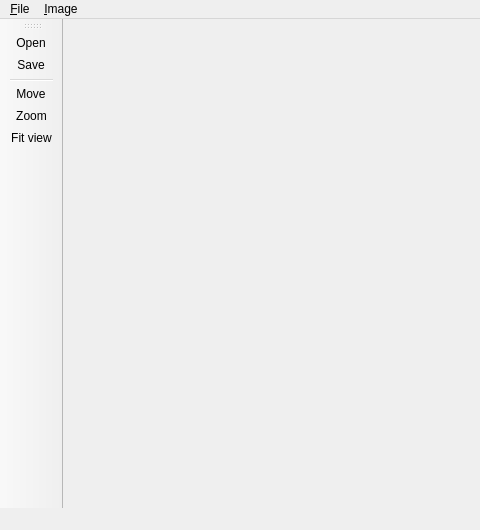
Qt form branches/SandBox/trunk_Matching/qt/interface/EfotoViewer.ui (e-foto/e-foto) before a commit; both pictures show x 0 to 480 and y 0 to 530 of the 820 by 530 pixel window.
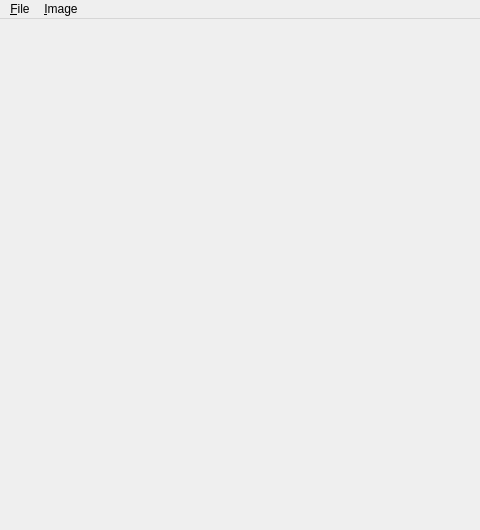
The same form after that commit. Icons and pictures are not drawn.

The edit to the form file:
```diff
--- a/branches/SandBox/trunk_Matching/qt/interface/EfotoViewer.ui
+++ b/branches/SandBox/trunk_Matching/qt/interface/EfotoViewer.ui
@@ -21,35 +21,6 @@
    <layout class="QGridLayout"/>
   </widget>
   <widget class="QStatusBar" name="statusbar"/>
-  <widget class="QToolBar" name="toolBar">
-   <property name="mouseTracking">
-    <bool>false</bool>
-   </property>
-   <property name="windowTitle">
-    <string>toolBar</string>
-   </property>
-   <property name="layoutDirection">
-    <enum>Qt::LeftToRight</enum>
-   </property>
-   <property name="autoFillBackground">
-    <bool>false</bool>
-   </property>
-   <property name="toolButtonStyle">
-    <enum>Qt::ToolButtonIconOnly</enum>
-   </property>
-   <attribute name="toolBarArea">
-    <enum>LeftToolBarArea</enum>
-   </attribute>
-   <attribute name="toolBarBreak">
-    <bool>false</bool>
-   </attribute>
-   <addaction name="actionOpen"/>
-   <addaction name="actionSave"/>
-   <addaction name="separator"/>
-   <addaction name="actionMove"/>
-   <addaction name="actionZoom"/>
-   <addaction name="actionFit_view"/>
-  </widget>
   <widget class="QMenuBar" name="menuBar">
    <property name="geometry">
     <rect>
```
